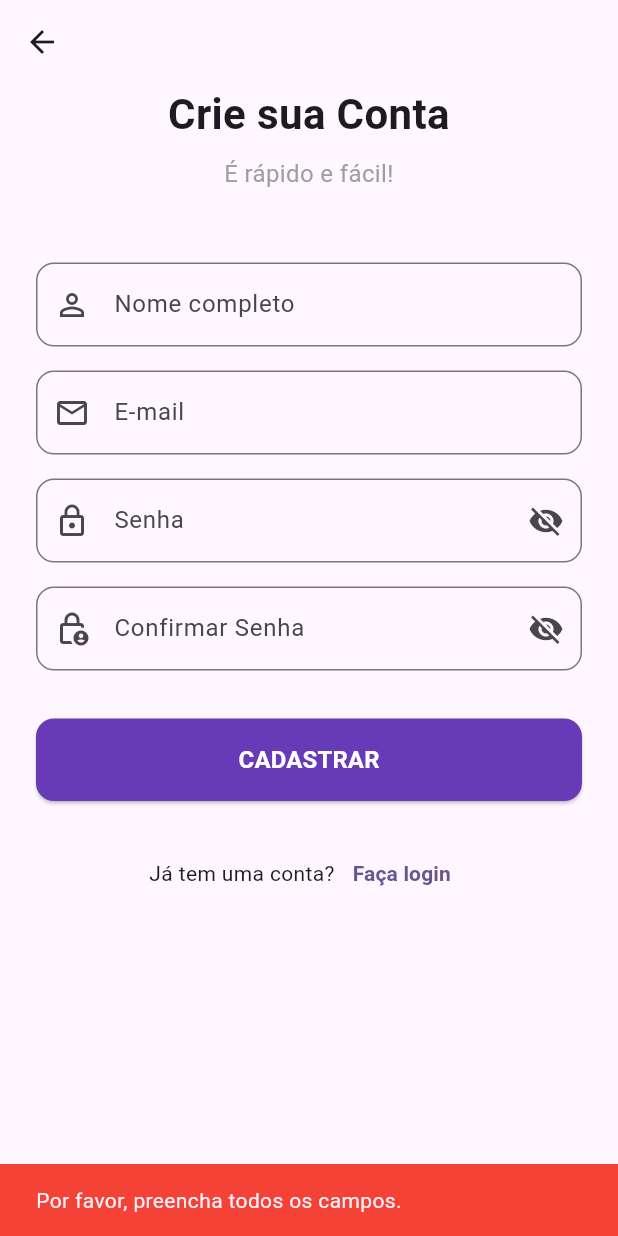
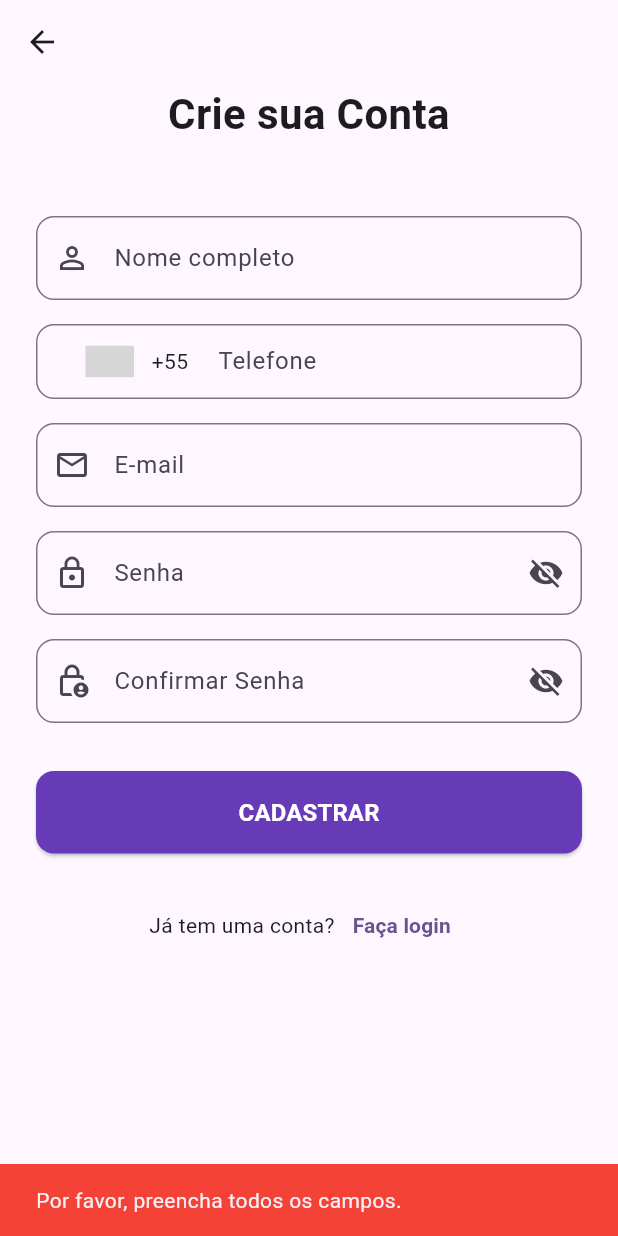
Before and after one commit to matheusrossimachado/Stocklite, a Flutter app: the SignupScreen screen opened directly, after a tap on "CADASTRAR", on a phone screen of 412 x 824 dp. Run offline on Flutter 3.47's test engine with Material 3 defaults, Android fonts, the phone set to English and light mode, and no system bars; drawn by our look-alikes of intl_phone_number_input; our stand-ins replace device_preview; grey boxes are pictures that could not be loaded.

Commit message:
feat: Add international phone number input to signup form
This commit adds the phone number field to the user registration screen, as required by the project plan.

- The 'intl_phone_number_input' package was implemented to provide a professional UX with country code selection and automatic number formatting.
- The widget was heavily customized using a decorated Container to ensure its style is consistent with the other form fields.
- The SignupController was updated to handle and validate the new phone number input.

```diff
--- a/lib/modules/auth/controllers/signup_controller.dart
+++ b/lib/modules/auth/controllers/signup_controller.dart
@@ -2,43 +2,43 @@ import 'package:flutter/material.dart';
 
 class SignupController {
   final nameController = TextEditingController();
+  // MUDANÇA: Removemos o phoneController e vamos guardar o número de outra forma.
+  String fullPhoneNumber = ''; // <-- VAI GUARDAR O NÚMERO COMPLETO (ex: +5516999999999)
   final emailController = TextEditingController();
   final passwordController = TextEditingController();
   final confirmPasswordController = TextEditingController();
 
-  // MUDANÇA: O método agora retorna uma String que pode ser nula (String?).
   String? signup() {
     final String name = nameController.text;
+    // MUDANÇA: Usamos nossa nova variável.
+    final String phone = fullPhoneNumber;
     final String email = emailController.text;
     final String password = passwordController.text;
     final String confirmPassword = confirmPasswordController.text;
 
-    // --- NOSSA LÓGICA DE VALIDAÇÃO ---
-
-    // 1. Verificar se algum campo está vazio.
-    // O método '.trim()' remove espaços em branco do início e do fim.
-    if (name.trim().isEmpty || email.trim().isEmpty || password.trim().isEmpty || confirmPassword.trim().isEmpty) {
+    if (name.trim().isEmpty || phone.trim().isEmpty || email.trim().isEmpty || password.trim().isEmpty || confirmPassword.trim().isEmpty) {
       return 'Por favor, preencha todos os campos.';
     }
 
-    // 2. Verificar se o e-mail tem um formato minimamente válido.
-    // A propriedade '.contains()' checa se a string contém um determinado texto.
+    // Podemos adicionar uma validação simples para o telefone
+    if(phone.length < 10){
+       return 'Por favor, insira um telefone válido.';
+    }
+
     if (!email.contains('@') || !email.contains('.')) {
       return 'Por favor, insira um e-mail válido.';
     }
 
-    // 3. Verificar o comprimento mínimo da senha.
     if (password.length < 6) {
       return 'A senha deve ter pelo menos 6 caracteres.';
     }
 
-    // 4. Verificar se as senhas coincidem.
     if (password != confirmPassword) {
       return 'As senhas não coincidem.';
     }
 
-    // 5. Se todas as validações passaram, retornamos null.
     print('Validação de cadastro bem-sucedida!');
+    print('Telefone completo: $phone');
     return null;
   }
 }
--- a/lib/modules/auth/views/signup_screen.dart
+++ b/lib/modules/auth/views/signup_screen.dart
@@ -1,86 +1,112 @@
 import 'package:flutter/material.dart';
-// 1. IMPORTANDO O NOSSO NOVO CONTROLLER
+import 'package:intl_phone_number_input/intl_phone_number_input.dart';
 import 'package:stocklite_app/modules/auth/controllers/signup_controller.dart';
 
 class SignupScreen extends StatefulWidget {
   const SignupScreen({super.key});
-
   @override
   State<SignupScreen> createState() => _SignupScreenState();
 }
 
 class _SignupScreenState extends State<SignupScreen> {
-  // 2. INSTANCIANDO O CONTROLLER
   final _controller = SignupController();
-
   bool _isPasswordObscured = true;
   bool _isConfirmPasswordObscured = true;
 
   @override
   Widget build(BuildContext context) {
     return Scaffold(
-      appBar: AppBar(backgroundColor: Colors.transparent, elevation: 0),
+      appBar: AppBar(
+        backgroundColor: Colors.transparent,
+        elevation: 0,
+      ),
       body: SingleChildScrollView(
         padding: const EdgeInsets.symmetric(horizontal: 24.0),
         child: Column(
           mainAxisAlignment: MainAxisAlignment.center,
           crossAxisAlignment: CrossAxisAlignment.stretch,
           children: [
+            // CORREÇÃO DO ERRO DE DIGITAÇÃO AQUI
             const Text(
               'Crie sua Conta',
-              textAlign: TextAlign.center,
+              textAlign: TextAlign.center, // Apenas um 'textAlign'
               style: TextStyle(fontSize: 28, fontWeight: FontWeight.bold),
-            ),
-            const SizedBox(height: 8),
-            const Text(
-              'É rápido e fácil!',
-              textAlign: TextAlign.center,
-              style: TextStyle(fontSize: 16, color: Colors.grey),
             ),
             const SizedBox(height: 48),
 
-            // 3. CONECTANDO CADA CAMPO AO SEU RESPECTIVO CONTROLADOR
             TextFormField(
-              controller: _controller.nameController, // Conectado ao nome
+              controller: _controller.nameController,
               textInputAction: TextInputAction.next,
               decoration: const InputDecoration(
                 labelText: 'Nome completo',
                 prefixIcon: Icon(Icons.person_outline),
                 border: OutlineInputBorder(
-                  borderRadius: BorderRadius.all(Radius.circular(12)),
-                ),
+                    borderRadius: BorderRadius.all(Radius.circular(12))),
               ),
             ),
             const SizedBox(height: 16),
+
+            // --- VERSÃO CORRIGIDA E FUNCIONAL DO CAMPO DE TELEFONE ---
+            Container(
+              padding: const EdgeInsets.symmetric(horizontal: 12),
+              decoration: BoxDecoration(
+                border: Border.all(color: Theme.of(context).colorScheme.outline, width: 1.0),
+                borderRadius: BorderRadius.circular(12.0),
+              ),
+              child: InternationalPhoneNumberInput(
+                onInputChanged: (PhoneNumber number) {
+                  _controller.fullPhoneNumber = number.phoneNumber ?? '';
+                },
+
+                // Configuração da aparência do seletor (bandeira e código)
+                selectorConfig: const SelectorConfig(
+                  selectorType: PhoneInputSelectorType.DIALOG,
+                  trailingSpace: false, // Remove o espaço extra à direita da bandeira
+                ),
+
+                // Decoração do campo de texto interno
+                inputDecoration: const InputDecoration(
+                  hintText: 'Telefone',
+                  // CRÍTICO: Remove a borda de dentro para não ter duas bordas
+                  border: InputBorder.none,
+                ),
+
+                // CRÍTICO: Remove a borda padrão do widget em si
+                inputBorder: InputBorder.none,
+
+                initialValue: PhoneNumber(isoCode: 'BR'),
+                formatInput: true,
+                keyboardType: const TextInputType.numberWithOptions(
+                    signed: true, decimal: true),
+              ),
+            ),
+            const SizedBox(height: 16),
+
             TextFormField(
-              controller: _controller.emailController, // Conectado ao email
+              controller: _controller.emailController,
               textInputAction: TextInputAction.next,
               keyboardType: TextInputType.emailAddress,
               decoration: const InputDecoration(
                 labelText: 'E-mail',
                 prefixIcon: Icon(Icons.email_outlined),
                 border: OutlineInputBorder(
-                  borderRadius: BorderRadius.all(Radius.circular(12)),
-                ),
+                    borderRadius: BorderRadius.all(Radius.circular(12))),
               ),
             ),
             const SizedBox(height: 16),
             TextFormField(
-              controller: _controller.passwordController, // Conectado à senha
+              controller: _controller.passwordController,
+              obscureText: _isPasswordObscured,
               textInputAction: TextInputAction.next,
-              obscureText: _isPasswordObscured,
               decoration: InputDecoration(
                 labelText: 'Senha',
                 prefixIcon: const Icon(Icons.lock_outline),
                 border: const OutlineInputBorder(
-                  borderRadius: BorderRadius.all(Radius.circular(12)),
-                ),
+                    borderRadius: BorderRadius.all(Radius.circular(12))),
                 suffixIcon: IconButton(
-                  icon: Icon(
-                    _isPasswordObscured
-                        ? Icons.visibility_off
-                        : Icons.visibility,
-                  ),
+                  icon: Icon(_isPasswordObscured
+                      ? Icons.visibility_off
+                      : Icons.visibility),
                   onPressed: () {
                     setState(() {
                       _isPasswordObscured = !_isPasswordObscured;
@@ -91,21 +117,17 @@ class _SignupScreenState extends State<SignupScreen> {
             ),
             const SizedBox(height: 16),
             TextFormField(
-              controller: _controller
-                  .confirmPasswordController, // Conectado à confirmação de senha
+              controller: _controller.confirmPasswordController,
               obscureText: _isConfirmPasswordObscured,
               decoration: InputDecoration(
                 labelText: 'Confirmar Senha',
                 prefixIcon: const Icon(Icons.lock_person_outlined),
                 border: const OutlineInputBorder(
-                  borderRadius: BorderRadius.all(Radius.circular(12)),
-                ),
+                    borderRadius: BorderRadius.all(Radius.circular(12))),
                 suffixIcon: IconButton(
-                  icon: Icon(
-                    _isConfirmPasswordObscured
-                        ? Icons.visibility_off
-                        : Icons.visibility,
-                  ),
+                  icon: Icon(_isConfirmPasswordObscured
+                      ? Icons.visibility_off
+                      : Icons.visibility),
                   onPressed: () {
                     setState(() {
                       _isConfirmPasswordObscured = !_isConfirmPasswordObscured;
@@ -115,45 +137,30 @@ class _SignupScreenState extends State<SignupScreen> {
               ),
             ),
             const SizedBox(height: 32),
-
-            // 4. CHAMANDO A FUNÇÃO DE CADASTRO DO CONTROLLER
             ElevatedButton(
               style: ElevatedButton.styleFrom(
                 backgroundColor: Colors.deepPurple,
                 foregroundColor: Colors.white,
                 padding: const EdgeInsets.symmetric(vertical: 16),
                 shape: RoundedRectangleBorder(
-                  borderRadius: BorderRadius.circular(12),
-                ),
+                    borderRadius: BorderRadius.circular(12)),
               ),
               onPressed: () {
-                // 1. Chamamos o método signup e guardamos a mensagem de retorno.
                 final String? errorMessage = _controller.signup();
-
-                // 2. Verificamos se a mensagem de erro NÃO é nula.
                 if (errorMessage != null) {
-                  // Se houver uma mensagem de erro, mostramos em uma SnackBar vermelha.
                   final snackBar = SnackBar(
-                    content: Text(errorMessage),
-                    backgroundColor: Colors.red,
-                  );
+                      content: Text(errorMessage), backgroundColor: Colors.red);
                   ScaffoldMessenger.of(context).showSnackBar(snackBar);
                 } else {
-                  // Se a mensagem for nula (SUCESSO), mostramos uma SnackBar verde...
                   final snackBar = SnackBar(
-                    content: const Text('Conta criada com sucesso!'),
-                    backgroundColor: Colors.green,
-                  );
+                      content: const Text('Conta criada com sucesso!'),
+                      backgroundColor: Colors.green);
                   ScaffoldMessenger.of(context).showSnackBar(snackBar);
-
-                  // ...e navegamos de volta para a tela de login.
                   Navigator.of(context).pop();
                 }
-              }, // Ação do botão agora chama o controller
-              child: const Text(
-                'CADASTRAR',
-                style: TextStyle(fontSize: 16, fontWeight: FontWeight.bold),
-              ),
+              },
+              child: const Text('CADASTRAR',
+                  style: TextStyle(fontSize: 16, fontWeight: FontWeight.bold)),
             ),
             const SizedBox(height: 24),
             Row(
@@ -164,13 +171,11 @@ class _SignupScreenState extends State<SignupScreen> {
                   onPressed: () {
                     Navigator.of(context).pop();
                   },
-                  child: const Text(
-                    'Faça login',
-                    style: TextStyle(fontWeight: FontWeight.bold),
-                  ),
+                  child: const Text('Faça login',
+                      style: TextStyle(fontWeight: FontWeight.bold)),
                 ),
               ],
-            ),
+            )
           ],
         ),
       ),
--- a/pubspec.yaml
+++ b/pubspec.yaml
@@ -10,6 +10,7 @@ dependencies:
   flutter:
     sdk: flutter
   device_preview: ^1.3.1
+  intl_phone_number_input: ^0.7.5
 
 dev_dependencies:
   flutter_test:
```
Also changed, not shown: pubspec.lock.
